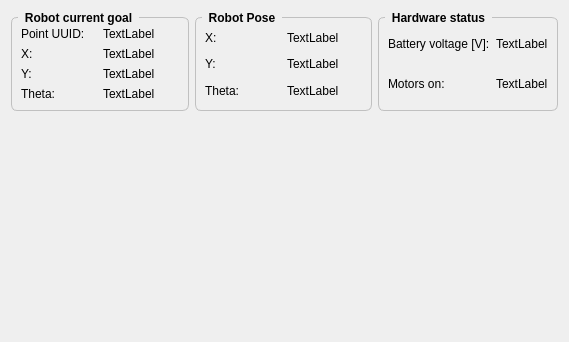
Above: amr_gui/ui/monitoring/ClientMonitorWidget.ui from JakubHazik/amr_fleet before the change. Below: the same form after it.
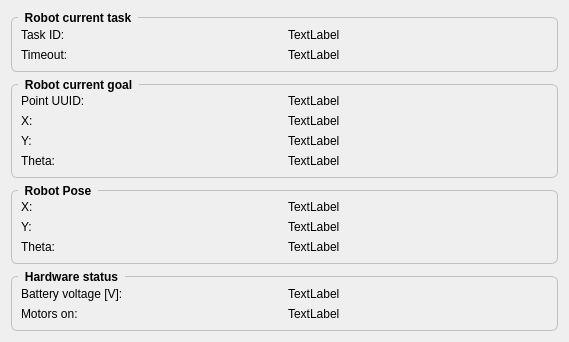
That is the form after the change.

Commit message: add current client task to monitoring system

```diff
--- a/amr_gui/ui/monitoring/ClientMonitorWidget.ui
+++ b/amr_gui/ui/monitoring/ClientMonitorWidget.ui
@@ -13,8 +13,63 @@
   <property name="windowTitle">
    <string>Form</string>
   </property>
-  <layout class="QGridLayout" name="gridLayout">
-   <item row="0" column="0">
+  <layout class="QVBoxLayout" name="verticalLayout">
+   <item>
+    <widget class="QGroupBox" name="groupBox_4">
+     <property name="styleSheet">
+      <string notr="true">QGroupBox {
+    font: bold;
+    border: 1px solid silver;
+    border-radius: 6px;
+    margin-top: 6px;
+}
+
+QGroupBox::title {
+    subcontrol-origin: margin;
+    left: 7px;
+    padding: 0px 5px 0px 5px;
+}</string>
+     </property>
+     <property name="title">
+      <string>Robot current task</string>
+     </property>
+     <layout class="QVBoxLayout" name="verticalLayout_5">
+      <item>
+       <layout class="QGridLayout" name="gridLayout_5">
+        <item row="1" column="0">
+         <widget class="QLabel" name="label_10">
+          <property name="text">
+           <string>Timeout:</string>
+          </property>
+         </widget>
+        </item>
+        <item row="1" column="1">
+         <widget class="QLabel" name="taskTimeout">
+          <property name="text">
+           <string>TextLabel</string>
+          </property>
+         </widget>
+        </item>
+        <item row="0" column="0">
+         <widget class="QLabel" name="label_14">
+          <property name="text">
+           <string>Task ID:</string>
+          </property>
+         </widget>
+        </item>
+        <item row="0" column="1">
+         <widget class="QLabel" name="taskId">
+          <property name="text">
+           <string>TextLabel</string>
+          </property>
+         </widget>
+        </item>
+       </layout>
+      </item>
+     </layout>
+    </widget>
+   </item>
+   <item>
     <widget class="QGroupBox" name="groupBox_2">
      <property name="styleSheet">
       <string notr="true">QGroupBox {
@@ -97,7 +152,7 @@
      </layout>
     </widget>
    </item>
-   <item row="0" column="1">
+   <item>
     <widget class="QGroupBox" name="groupBox">
      <property name="styleSheet">
       <string notr="true">QGroupBox {
@@ -166,7 +221,7 @@
      </layout>
     </widget>
    </item>
-   <item row="0" column="2">
+   <item>
     <widget class="QGroupBox" name="groupBox_3">
      <property name="styleSheet">
       <string notr="true">QGroupBox {
@@ -221,19 +276,6 @@
      </layout>
     </widget>
    </item>
-   <item row="1" column="1">
-    <spacer name="verticalSpacer_2">
-     <property name="orientation">
-      <enum>Qt::Vertical</enum>
-     </property>
-     <property name="sizeHint" stdset="0">
-      <size>
-       <width>20</width>
-       <height>40</height>
-      </size>
-     </property>
-    </spacer>
-   </item>
   </layout>
  </widget>
  <resources/>
```
The commit also changes 9 other files.
